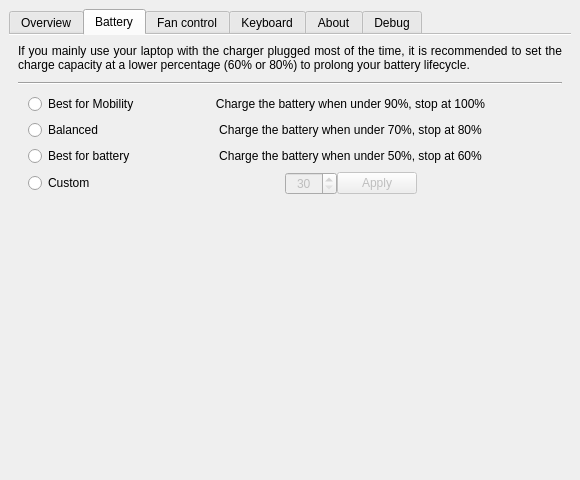
Before: the Qt Designer form src/mainwindow.ui in dmitry-s93/MControlCenter, drawn with Qt 5.
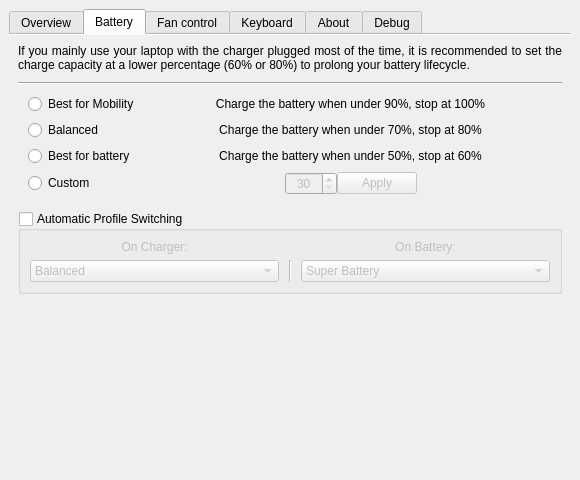
After: the same form once the commit is applied. The open tabs and pages were chosen to show the change. Icons and pictures are not drawn.

Commit message:
Charger Detection + PPD Integration (#307)
* Implement charger-based performance mode switching

*Implement Power Profile-based performance mode switching

The edit to the form file:
```diff
--- a/src/mainwindow.ui
+++ b/src/mainwindow.ui
@@ -42,8 +42,11 @@
     <bool>true</bool>
    </property>
    <layout class="QGridLayout" name="gridLayout_3">
-    <item row="0" column="1">
+    <item row="0" column="0">
      <widget class="QTabWidget" name="tabWidget">
+      <property name="enabled">
+       <bool>true</bool>
+      </property>
       <property name="sizePolicy">
        <sizepolicy hsizetype="Preferred" vsizetype="Preferred">
         <horstretch>0</horstretch>
@@ -529,7 +532,23 @@
        <attribute name="title">
         <string>Battery</string>
        </attribute>
-       <layout class="QGridLayout" name="gridLayout_13">
+       <layout class="QGridLayout" name="gridLayout_15">
+        <item row="1" column="0">
+         <widget class="Line" name="line">
+          <property name="minimumSize">
+           <size>
+            <width>0</width>
+            <height>10</height>
+           </size>
+          </property>
+          <property name="frameShadow">
+           <enum>QFrame::Shadow::Sunken</enum>
+          </property>
+          <property name="orientation">
+           <enum>Qt::Orientation::Horizontal</enum>
+          </property>
+         </widget>
+        </item>
         <item row="0" column="0">
          <widget class="QLabel" name="label_5">
           <property name="text">
@@ -552,20 +571,143 @@
           </property>
          </widget>
         </item>
-        <item row="1" column="0">
-         <widget class="Line" name="line">
-          <property name="minimumSize">
+        <item row="4" column="0">
+         <spacer name="verticalSpacer_4">
+          <property name="orientation">
+           <enum>Qt::Orientation::Vertical</enum>
+          </property>
+          <property name="sizeHint" stdset="0">
            <size>
             <width>0</width>
             <height>10</height>
            </size>
           </property>
-          <property name="frameShadow">
-           <enum>QFrame::Shadow::Sunken</enum>
+         </spacer>
+        </item>
+        <item row="3" column="0">
+         <widget class="QGroupBox" name="autoAcDcProfilesGroupBox">
+          <property name="enabled">
+           <bool>true</bool>
           </property>
-          <property name="orientation">
-           <enum>Qt::Orientation::Horizontal</enum>
+          <property name="title">
+           <string>Automatic Profile Switching</string>
           </property>
+          <property name="flat">
+           <bool>false</bool>
+          </property>
+          <property name="checkable">
+           <bool>true</bool>
+          </property>
+          <property name="checked">
+           <bool>false</bool>
+          </property>
+          <layout class="QGridLayout" name="gridLayout_13">
+           <item row="0" column="0">
+            <widget class="QLabel" name="label_8">
+             <property name="text">
+              <string>On Charger:</string>
+             </property>
+             <property name="alignment">
+              <set>Qt::AlignmentFlag::AlignCenter</set>
+             </property>
+            </widget>
+           </item>
+           <item row="0" column="2">
+            <widget class="QLabel" name="label_9">
+             <property name="text">
+              <string>On Battery:</string>
+             </property>
+             <property name="alignment">
+              <set>Qt::AlignmentFlag::AlignCenter</set>
+             </property>
+            </widget>
+           </item>
+           <item row="1" column="0">
+            <widget class="QComboBox" name="userModeOnChargerComboBox">
+             <property name="minimumSize">
+              <size>
+               <width>0</width>
+               <height>0</height>
+              </size>
+             </property>
+             <property name="currentText">
+              <string>Balanced</string>
+             </property>
+             <property name="currentIndex">
+              <number>1</number>
+             </property>
+             <item>
+              <property name="text">
+               <string>High Performance</string>
+              </property>
+             </item>
+             <item>
+              <property name="text">
+               <string>Balanced</string>
+              </property>
+             </item>
+             <item>
+              <property name="text">
+               <string>Silent</string>
+              </property>
+             </item>
+             <item>
+              <property name="text">
+               <string>Super Battery</string>
+              </property>
+             </item>
+            </widget>
+           </item>
+           <item row="1" column="1">
+            <widget class="Line" name="line_7">
+             <property name="minimumSize">
+              <size>
+               <width>10</width>
+               <height>0</height>
+              </size>
+             </property>
+             <property name="orientation">
+              <enum>Qt::Orientation::Vertical</enum>
+             </property>
+            </widget>
+           </item>
+           <item row="1" column="2">
+            <widget class="QComboBox" name="userModeOnBatteryComboBox">
+             <property name="minimumSize">
+              <size>
+               <width>0</width>
+               <height>0</height>
+              </size>
+             </property>
+             <property name="currentText">
+              <string>Super Battery</string>
+             </property>
+             <property name="currentIndex">
+              <number>3</number>
+             </property>
+             <item>
+              <property name="text">
+               <string>High Performance</string>
+              </property>
+             </item>
+             <item>
+              <property name="text">
+               <string>Balanced</string>
+              </property>
+             </item>
+             <item>
+              <property name="text">
+               <string>Silent</string>
+              </property>
+             </item>
+             <item>
+              <property name="text">
+               <string>Super Battery</string>
+              </property>
+             </item>
+            </widget>
+           </item>
+          </layout>
          </widget>
         </item>
         <item row="2" column="0">
@@ -580,7 +722,7 @@
            <number>10</number>
           </property>
           <property name="bottomMargin">
-           <number>0</number>
+           <number>10</number>
           </property>
           <property name="horizontalSpacing">
            <number>10</number>
@@ -725,19 +867,6 @@
           </item>
          </layout>
         </item>
-        <item row="3" column="0">
-         <spacer name="verticalSpacer_4">
-          <property name="orientation">
-           <enum>Qt::Orientation::Vertical</enum>
-          </property>
-          <property name="sizeHint" stdset="0">
-           <size>
-            <width>20</width>
-            <height>195</height>
-           </size>
-          </property>
-         </spacer>
-        </item>
        </layout>
       </widget>
       <widget class="QWidget" name="fanControlTab">
```
Left out of the diff: 230 changed lines with no effect on the pictures. The commit also changes 6 other files.
